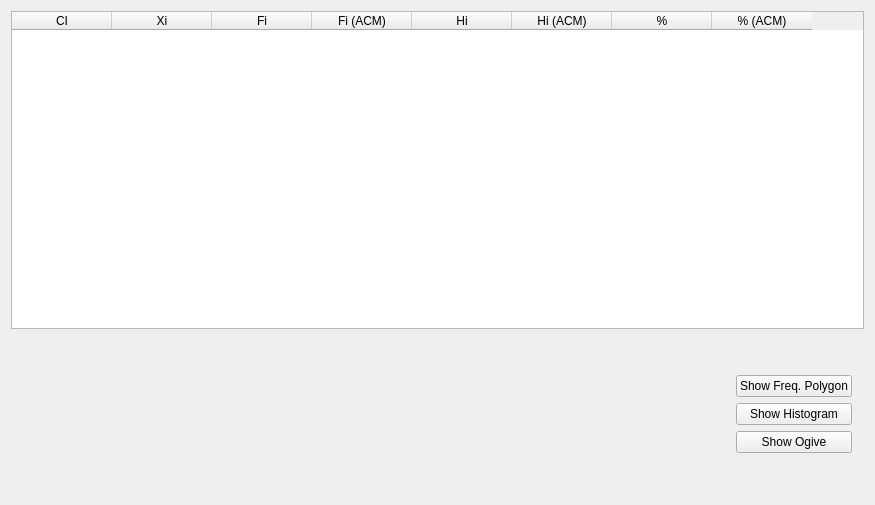
This is ui/classintervalfreqt.ui in h-nick/SHelper as Qt 5 draws it before an edit. The edited form follows.
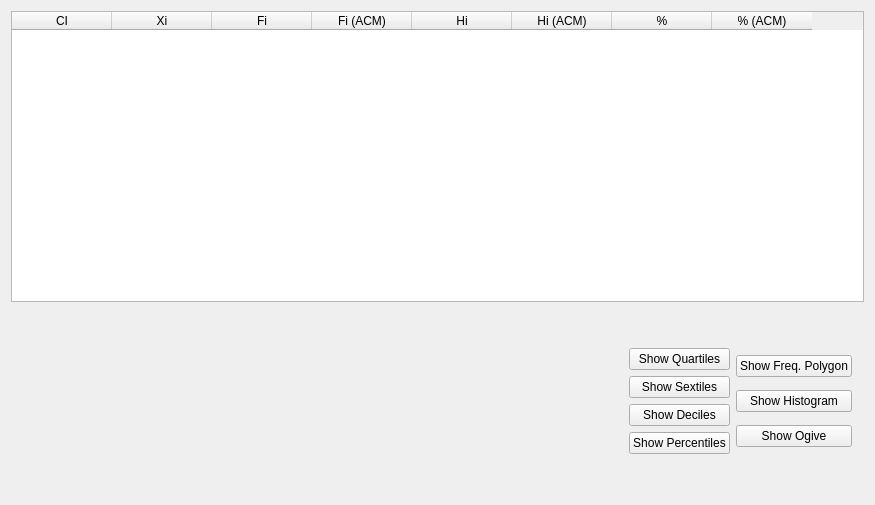
This is the edited form.

Commit message:
Finished position trends calculations and printing.
However, the final values are wrong. The position formulas must be
revised.

```diff
--- a/ui/classintervalfreqt.ui
+++ b/ui/classintervalfreqt.ui
@@ -27,7 +27,7 @@
      </property>
     </spacer>
    </item>
-   <item row="2" column="2">
+   <item row="2" column="3">
     <layout class="QVBoxLayout" name="buttonVerticalLayout">
      <property name="sizeConstraint">
       <enum>QLayout::SetMinimumSize</enum>
@@ -90,7 +90,7 @@
      </item>
     </layout>
    </item>
-   <item row="0" column="0" rowspan="2" colspan="5">
+   <item row="0" column="0" rowspan="2" colspan="6">
     <widget class="QTableWidget" name="table">
      <property name="sizePolicy">
       <sizepolicy hsizetype="Preferred" vsizetype="Preferred">
@@ -140,6 +140,70 @@
      </column>
     </widget>
    </item>
+   <item row="2" column="2">
+    <layout class="QVBoxLayout" name="verticalLayout">
+     <item>
+      <spacer name="verticalSpacer_4">
+       <property name="orientation">
+        <enum>Qt::Vertical</enum>
+       </property>
+       <property name="sizeType">
+        <enum>QSizePolicy::Ignored</enum>
+       </property>
+       <property name="sizeHint" stdset="0">
+        <size>
+         <width>20</width>
+         <height>40</height>
+        </size>
+       </property>
+      </spacer>
+     </item>
+     <item>
+      <widget class="QPushButton" name="buttonQuartiles">
+       <property name="text">
+        <string>Show Quartiles</string>
+       </property>
+      </widget>
+     </item>
+     <item>
+      <widget class="QPushButton" name="buttonSextiles">
+       <property name="text">
+        <string>Show Sextiles</string>
+       </property>
+      </widget>
+     </item>
+     <item>
+      <widget class="QPushButton" name="buttonDeciles">
+       <property name="text">
+        <string>Show Deciles</string>
+       </property>
+      </widget>
+     </item>
+     <item>
+      <widget class="QPushButton" name="buttonPercentiles">
+       <property name="text">
+        <string>Show Percentiles</string>
+       </property>
+      </widget>
+     </item>
+     <item>
+      <spacer name="verticalSpacer_3">
+       <property name="orientation">
+        <enum>Qt::Vertical</enum>
+       </property>
+       <property name="sizeType">
+        <enum>QSizePolicy::Ignored</enum>
+       </property>
+       <property name="sizeHint" stdset="0">
+        <size>
+         <width>20</width>
+         <height>40</height>
+        </size>
+       </property>
+      </spacer>
+     </item>
+    </layout>
+   </item>
   </layout>
  </widget>
  <resources/>
```
The commit also changes 2 other files.
